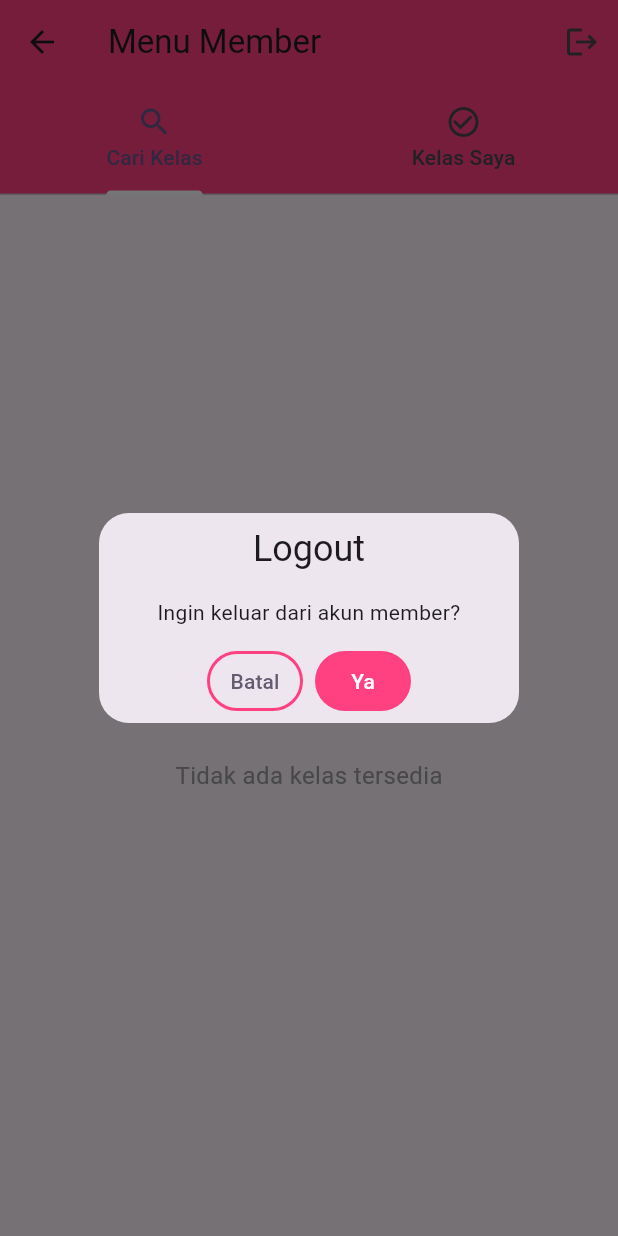
After one commit to airinr/body_pilates, a Flutter app: the UserMenuView screen opened by its route, after a tap on the "logout" icon, on a phone screen of 412 x 824 dp. The commit adds this screen. Run offline on Flutter 3.47's test engine with Material 3 defaults, Android fonts, the phone set to English and light mode, and no system bars; our stand-ins replace cloud_firestore, firebase_auth, firebase_core, firebase_database, get, qr_flutter; accounts and stored records are empty.

Commit message:
member view, beberapa model baru dan beberapa logic fix

```diff
--- /dev/null
+++ b/lib/app/bindings/member/UserMenuBinding.dart
@@ -0,0 +1,9 @@
+import 'package:get/get.dart';
+import '../../controller/member/UserMenuController.dart';
+
+class UserMenuBinding extends Bindings {
+  @override
+  void dependencies() {
+    Get.put(UserMenuController());
+  }
+}
--- /dev/null
+++ b/lib/app/controller/member/UserMenuController.dart
@@ -0,0 +1,118 @@
+import 'dart:async';
+import 'package:get/get.dart';
+import 'package:flutter/material.dart';
+import 'package:firebase_database/firebase_database.dart';
+
+// Import Model
+import '../../data/models/classModel.dart';
+import '../../data/models/memberModel.dart';
+
+class UserMenuController extends GetxController {
+  final DatabaseReference _db = FirebaseDatabase.instance.ref('classes');
+
+  // 1. Ambil data Member yang sudah login (Disimpan di LoginController)
+  // Kita pakai 'late' atau langsung assign karena pasti sudah ada di memori
+  final MemberModel member = Get.find<MemberModel>();
+
+  // List semua kelas dari Firebase
+  final RxList<ClassModel> allClasses = <ClassModel>[].obs;
+  final RxBool isLoading = false.obs;
+
+  StreamSubscription<DatabaseEvent>? _classSubscription;
+
+  @override
+  void onInit() {
+    super.onInit();
+    loadClassList(); // Sesuai diagram
+  }
+
+  // 2. LOGIC PEMISAHAN KELAS (Enrolled vs Available)
+  // Ini akan otomatis ter-update kalau 'allClasses' berubah
+  List<ClassModel> get enrolledClasses {
+    return allClasses.where((item) {
+      // Panggil method isEnrolled punya MemberModel
+      return member.isEnrolled(item.idClass);
+    }).toList();
+  }
+
+  List<ClassModel> get availableClasses {
+    return allClasses.where((item) {
+      // Kebalikannya, ambil yang belum di-enroll
+      return !member.isEnrolled(item.idClass);
+    }).toList();
+  }
+
+  // 3. Fetch Data dari Firebase (Sama seperti instructor tapi read-only)
+  void loadClassList() {
+    isLoading.value = true;
+    _classSubscription?.cancel();
+
+    _classSubscription = _db.onValue.listen(
+      (event) {
+        final data = event.snapshot.value;
+        final List<ClassModel> temp = [];
+
+        if (data is Map) {
+          data.forEach((key, value) {
+            if (value is Map) {
+              temp.add(
+                ClassModel.fromMap(
+                  key.toString(),
+                  Map<String, dynamic>.from(value),
+                ),
+              );
+            }
+          });
+        }
+
+        // Simpan ke RxList, otomatis UI yang pake Obx bakal berubah
+        allClasses.assignAll(temp);
+        isLoading.value = false;
+      },
+      onError: (error) {
+        isLoading.value = false;
+        Get.snackbar('Error', 'Gagal mengambil data kelas');
+      },
+    );
+  }
+
+  // 4. Handle Klik Kelas (Navigasi ke Detail)
+  // Sesuai diagram: onClassClicked
+  void onClassClicked(String idClass) {
+    // Kita kirim ID Class ke halaman detail
+    // Nanti di halaman detail baru ada tombol "Enroll"
+    // Get.toNamed('/classDetail', arguments: idClass);
+  }
+
+  // 5. Logout Khusus Member
+  // Sesuai diagram: logoutClicked
+  void logoutClicked() {
+    Get.defaultDialog(
+      title: "Logout",
+      middleText: "Ingin keluar dari akun member?",
+      textConfirm: "Ya",
+      textCancel: "Batal",
+      confirmTextColor: Colors.white,
+      buttonColor: Colors.pinkAccent,
+      onConfirm: () async {
+        try {
+          // Panggil fungsi Logout dari parent (UserModel) lewat MemberModel
+          await member.Logout();
+
+          // HAPUS data member dari memori agar bersih
+          Get.delete<MemberModel>(force: true);
+
+          Get.offAllNamed('/login');
+        } catch (e) {
+          Get.snackbar("Error", "Gagal logout: $e");
+        }
+      },
+    );
+  }
+
+  @override
+  void onClose() {
+    _classSubscription?.cancel();
+    super.onClose();
+  }
+}
--- /dev/null
+++ b/lib/app/data/models/memberModel.dart
@@ -0,0 +1,47 @@
+import 'userModel.dart';
+
+class MemberModel extends UserModel {
+  // Atribut spesifik sesuai diagram
+  final List<String> enrolledClassIds;
+
+  MemberModel({
+    required String uid,
+    required String email,
+    required String fullName,
+    required String username,
+    required DateTime createdAt,
+    this.enrolledClassIds = const [], // Default list kosong
+  }) : super(
+          uid: uid,
+          email: email,
+          fullName: fullName,
+          username: username,
+          createdAt: createdAt,
+        );
+
+  // Method isEnrolled(idClass): boolean
+  bool isEnrolled(String idClass) {
+    return enrolledClassIds.contains(idClass);
+  }
+
+  // Method enrollClass(idClass): void
+  // Note: Ini biasanya cuma buat update lokal, aslinya nanti update ke Firebase
+  void enrollClass(String idClass) {
+    if (!enrolledClassIds.contains(idClass)) {
+      enrolledClassIds.add(idClass);
+    }
+  }
+
+  // Factory untuk mapping dari Firestore (Termasuk data UserModel)
+  factory MemberModel.fromFirestore(Map<String, dynamic> data, String uid) {
+    return MemberModel(
+      uid: uid,
+      email: data['email'] ?? '',
+      fullName: data['fullName'] ?? '',
+      username: data['username'] ?? '',
+      createdAt: data['createdAt'] ?? '',
+      // Ambil list ID kelas yang diikuti dari Firestore
+      enrolledClassIds: List<String>.from(data['enrolledClassIds'] ?? []),
+    );
+  }
+}
--- a/lib/app/data/models/userModel.dart
+++ b/lib/app/data/models/userModel.dart
@@ -1,3 +1,5 @@
+import 'package:firebase_auth/firebase_auth.dart';
+
 class UserModel {
   final String uid;
   final String email;
@@ -24,6 +26,11 @@ class UserModel {
     };
   }
 
+  // Method logout
+  Future<void> Logout() async {
+    await FirebaseAuth.instance.signOut();
+  }
+
   // Convert dari Firestore ke Object
   factory UserModel.fromMap(Map<String, dynamic> map) {
     return UserModel(
--- a/lib/app/modules/instructor/InstructorMenuView.dart
+++ b/lib/app/modules/instructor/InstructorMenuView.dart
@@ -5,12 +5,26 @@ import '../../controller/instructor/InstructorMenuController.dart';
 class InstructorMenuView extends GetView<InstructorMenuController> {
   const InstructorMenuView({super.key});
 
+  void onLogoutClicked() {
+    // Panggil logic di controller
+    controller.logout();
+  }
+
   @override
   Widget build(BuildContext context) {
     return Scaffold(
       appBar: AppBar(
         title: const Text("Menu Instructor"),
         backgroundColor: Colors.pinkAccent,
+        actions: [
+          IconButton(
+            icon: const Icon(Icons.logout, color: Colors.white),
+            tooltip: 'Logout',
+            onPressed: () {
+              onLogoutClicked();
+            },
+          ),
+        ],
       ),
       floatingActionButton: FloatingActionButton(
         backgroundColor: Colors.pinkAccent,
--- /dev/null
+++ b/lib/app/modules/member/UserMenuView.dart
@@ -0,0 +1,148 @@
+import 'package:flutter/material.dart';
+import 'package:get/get.dart';
+
+// Import Controller dan Model
+import '../../controller/member/UserMenuController.dart';
+import '../../data/models/classModel.dart';
+
+class UserMenuView extends GetView<UserMenuController> {
+  const UserMenuView({super.key});
+
+  void onLogoutClicked() {
+    // Panggil logic di controller
+    controller.logoutClicked();
+  }
+
+  @override
+  Widget build(BuildContext context) {
+    return DefaultTabController(
+      length: 2, // Kita butuh 2 Tab
+      child: Scaffold(
+        appBar: AppBar(
+          title: const Text("Menu Member"),
+          backgroundColor: Colors.pinkAccent,
+          actions: [
+            // Tombol Logout di pojok kanan atas
+            IconButton(
+              icon: const Icon(Icons.logout),
+              tooltip: "Logout",
+              onPressed: () {
+                onLogoutClicked();
+              },
+            ),
+          ],
+          // INI BAGIAN TAB-NYA BRO
+          bottom: const TabBar(
+            indicatorColor: Colors.white,
+            tabs: [
+              Tab(
+                icon: Icon(Icons.search),
+                text: "Cari Kelas",
+              ),
+              Tab(
+                icon: Icon(Icons.check_circle_outline),
+                text: "Kelas Saya",
+              ),
+            ],
+          ),
+        ),
+        body: TabBarView(
+          children: [
+            // TAB 1: List Kelas yang BELUM diambil (Available)
+            Obx(() => _buildClassList(
+                  classes: controller.availableClasses,
+                  isEnrolled: false,
+                )),
+
+            // TAB 2: List Kelas yang SUDAH diambil (Enrolled)
+            Obx(() => _buildClassList(
+                  classes: controller.enrolledClasses,
+                  isEnrolled: true,
+                )),
+          ],
+        ),
+      ),
+    );
+  }
+
+  // Widget Pembantu untuk membuat List (Biar kodingan gak duplikat)
+  // Ini merepresentasikan method 'showAllClasses' di diagram secara visual
+  Widget _buildClassList({required List<ClassModel> classes, required bool isEnrolled}) {
+    // Cek kalau list kosong
+    if (classes.isEmpty) {
+      return Center(
+        child: Column(
+          mainAxisAlignment: MainAxisAlignment.center,
+          children: [
+            Icon(
+              isEnrolled ? Icons.event_busy : Icons.search_off,
+              size: 64,
+              color: Colors.grey[300],
+            ),
+            const SizedBox(height: 16),
+            Text(
+              isEnrolled ? "Belum ada kelas yang diikuti" : "Tidak ada kelas tersedia",
+              style: TextStyle(color: Colors.grey[500], fontSize: 16),
+            ),
+          ],
+        ),
+      );
+    }
+
+    // Render List Kelas
+    return ListView.builder(
+      padding: const EdgeInsets.all(12),
+      itemCount: classes.length,
+      itemBuilder: (context, index) {
+        final item = classes[index];
+        return Card(
+          elevation: 3,
+          margin: const EdgeInsets.only(bottom: 12),
+          shape: RoundedRectangleBorder(borderRadius: BorderRadius.circular(12)),
+          child: ListTile(
+            contentPadding: const EdgeInsets.symmetric(vertical: 8, horizontal: 16),
+            leading: CircleAvatar(
+              backgroundColor: isEnrolled ? Colors.green[100] : Colors.pink[50],
+              child: Icon(
+                Icons.self_improvement, // Icon Pilates/Yoga
+                color: isEnrolled ? Colors.green : Colors.pinkAccent,
+              ),
+            ),
+            title: Text(
+              item.title, // Judul Kelas
+              style: const TextStyle(fontWeight: FontWeight.bold, fontSize: 16),
+            ),
+            subtitle: Column(
+              crossAxisAlignment: CrossAxisAlignment.start,
+              children: [
+                const SizedBox(height: 4),
+                Row(
+                  children: [
+                    const Icon(Icons.calendar_today, size: 14, color: Colors.grey),
+                    const SizedBox(width: 4),
+                    Text("${item.date} • ${item.time}"),
+                  ],
+                ),
+                const SizedBox(height: 4),
+                Text(
+                  "Rp ${item.price}",
+                  style: const TextStyle(color: Colors.pinkAccent, fontWeight: FontWeight.w600),
+                ),
+              ],
+            ),
+            trailing: Icon(
+              isEnrolled ? Icons.arrow_forward_ios : Icons.add_circle_outline,
+              size: 18,
+              color: Colors.grey,
+            ),
+            onTap: () {
+              // Panggil method controller untuk navigasi ke detail
+              // Sesuai diagram: onClassClicked(idClass)
+              controller.onClassClicked(item.idClass);
+            },
+          ),
+        );
+      },
+    );
+  }
+}
--- a/lib/app/routes/app_pages.dart
+++ b/lib/app/routes/app_pages.dart
@@ -9,6 +9,11 @@ import 'package:body_pilates/app/modules/instructor/GenerateQRView.dart';
 import 'package:body_pilates/app/modules/instructor/InstructorMenuView.dart';
 import 'package:body_pilates/app/modules/instructor/ManageClassView.dart';
 import 'package:get/get.dart';
+
+// Package member
+import '../bindings/member/UserMenuBinding.dart';
+import '../modules/member/UserMenuView.dart';
+import '../controller/member/UserMenuController.dart';
 
 import '../modules/home/loginPage.dart';
 import '../bindings/loginBindings.dart';
@@ -46,5 +51,10 @@ class AppPages {
       page: () => GenerateQRView(),
       binding: GenerateQRBinding(),
     ),
+    GetPage(
+      name: Routes.userMenu,
+      page: () => UserMenuView(),
+      binding: UserMenuBinding(),
+    ),
   ];
 }
--- a/lib/app/routes/app_routes.dart
+++ b/lib/app/routes/app_routes.dart
@@ -5,4 +5,7 @@ abstract class Routes {
   static const addClass = '/addClass';
   static const manageClass = '/manageClass';
   static const generateQR = '/generateQR';
+
+  // Rute untuk member
+  static const userMenu = '/userMenu';
 }
```
Also changed, not shown: lib/app/controller/LoginController.dart (+61 -16 lines), lib/app/controller/instructor/InstructorMenuController.dart (+52 -18 lines), lib/app/data/models/instructorModel.dart (added, +41 -0 lines), pubspec.lock.
